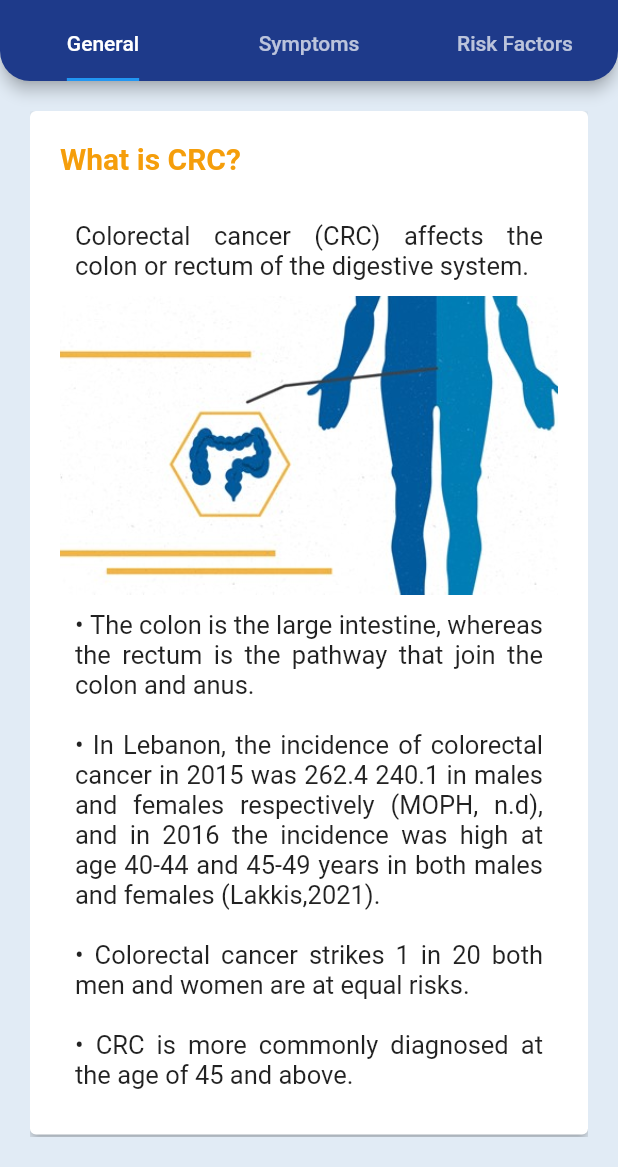
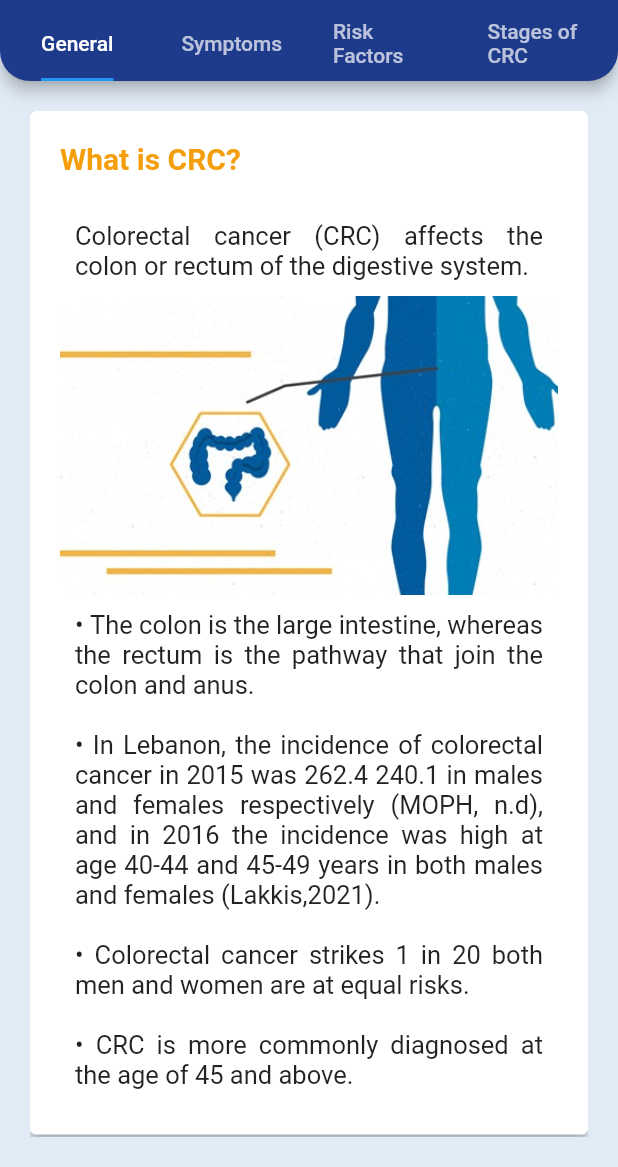
Before and after one commit to mohammed-ezzedine/said, a Flutter app: the Home widget shown alone on an empty page, opened directly, after a tap on "What is CRC?", on a phone screen of 412 x 824 dp, the part 69-1236 px from its top. Run offline on Flutter 3.47's test engine with Material 2 defaults, Android fonts, the phone set to English and light mode, and no system bars; our stand-ins replace shared_preferences, timelines; accounts and stored records are empty; generated files the repository leaves out were written again.

Commit message:
Icons added and home page front end updated

```diff
--- a/lib/l10n/app_ar.arb
+++ b/lib/l10n/app_ar.arb
@@ -1,4 +1,5 @@
 {
+    "getScreened": "اكشف عن سرطان الكولون و المستقيم",
     "about": "من نحن؟",
     "age": "العمر",
     "ageOption1": "18 \u2192 30 سنة",
--- a/lib/l10n/app_en.arb
+++ b/lib/l10n/app_en.arb
@@ -1,4 +1,4 @@
-{
+{   "getScreened": "#GetScreened",
     "about": "About Us",
     "age": "Age",
     "ageOption1": "18 \u2192 30 years old",
--- a/lib/pages/home.dart
+++ b/lib/pages/home.dart
@@ -8,6 +8,7 @@ import 'package:said/pages/prevention.dart';
 import 'package:said/pages/risk.dart';
 import 'package:said/pages/risks.dart';
 import 'package:said/pages/screening.dart';
+import 'package:said/pages/stages.dart';
 import 'package:said/pages/symptoms.dart';
 
 import './introduction.dart';
@@ -28,33 +29,87 @@ class _HomeState extends State<Home> {
         padding: EdgeInsets.all(20),
         child: ListView(
           children: [
-            Padding(
-              padding: EdgeInsets.only(bottom: 20),
-              child: Text(
-                AppLocalizations.of(context)!.greeting,
-                textAlign: TextAlign.center,
-                style: TextStyle(
-                  fontSize: 20,
-                  color: Color(0xFF1E3A8A),
+            Column(
+              children: [
+                Row(
+                  children: [
+                    Expanded(
+                        child: SaidCard(
+                      icon: "about.png",
+                      title: AppLocalizations.of(context)!.about,
+                      linkTo: Screening(),
+                      padRight: gapPadding / 2,
+                      backgroundColor: Color(0xFFF59E0B),
+                      textColor: Color.fromARGB(255, 255, 255, 255),
+                    ))
+                  ],
                 ),
-              ),
+                Row(
+                  children: [
+                    Expanded(
+                        child: SaidCard(
+                      icon: "crc.png",
+                      padLeft: gapPadding / 2,
+                      title: AppLocalizations.of(context)!.introduction,
+                      linkTo: IntroductionWidget(),
+                      hasTabs: true,
+                      tabsIcons: [
+                        Text(AppLocalizations.of(context)!.general),
+                        Text(AppLocalizations.of(context)!.symptomsTitle),
+                        Text(AppLocalizations.of(context)!.riskFactorsTitle),
+                        Text(AppLocalizations.of(context)!.stages)
+                      ],
+                      tabsBodies: [
+                        IntroductionWidget(),
+                        Symptoms(),
+                        RiskFactors(),
+                        Stages()
+                      ],
+                    ))
+                  ],
+                ),
+                Row(children: [
+                  Expanded(
+                      child: SaidCard(
+                    title: AppLocalizations.of(context)!.screeningImportance,
+                    linkTo: Screening(),
+                    icon: "important.png",
+                    backgroundColor: Color(0xFFF59E0B),
+                    textColor: Color.fromARGB(255, 255, 255, 255),
+                  )),
+                ]),
+                Row(children: [
+                  Expanded(
+                      child: SaidCard(
+                    title: "Prevention",
+                    linkTo: Prevention(),
+                    icon: "first-aid-kit.png",
+                    backgroundColor: Color.fromARGB(255, 255, 255, 255),
+                  )),
+                ]),
+                Row(
+                  children: [
+                    Expanded(
+                        child: SaidCard(
+                      backgroundColor: Color(0xFFF59E0B),
+                      textColor: Color.fromARGB(255, 255, 255, 255),
+                      title: AppLocalizations.of(context)!.communityRole,
+                      linkTo: Community(),
+                      icon: "community.png",
+                    )),
+                  ],
+                ),
+                Row(children: [
+                  Expanded(
+                      child: SaidCard(
+                    title: AppLocalizations.of(context)!.riskAmI,
+                    linkTo: Risk(),
+                    icon: "caution.png",
+                  ))
+                ]),
+              ],
             ),
-            Padding(
-                padding: EdgeInsets.only(bottom: 20),
-                child: TextButton(
-                  onPressed: () {
-                    Navigator.push(
-                        context,
-                        MaterialPageRoute(
-                            builder: (context) => SaidScaffold(
-                                  body: About(),
-                                  hasParent: true,
-                                )));
-                  },
-                  child: Image(
-                    image: AssetImage('assets/img/logo-dual.png'),
-                  ),
-                )),
+
             // Padding(
             //   padding: EdgeInsets.symmetric(vertical: 20),
             //   child: Text(
@@ -66,72 +121,6 @@ class _HomeState extends State<Home> {
             //     ),
             //   ),
             // ),
-            Padding(
-              padding: EdgeInsets.only(bottom: gapPadding),
-              child: Row(
-                children: [
-                  Expanded(
-                      child: SaidCard(
-                    title: AppLocalizations.of(context)!.introduction,
-                    linkTo: IntroductionWidget(),
-                    hasTabs: true,
-                    tabsIcons: [
-                      Text(AppLocalizations.of(context)!.general),
-                      Text(AppLocalizations.of(context)!.symptomsTitle),
-                      Text(AppLocalizations.of(context)!.riskFactorsTitle),
-                    ],
-                    tabsBodies: [
-                      IntroductionWidget(),
-                      Symptoms(),
-                      RiskFactors(),
-                    ],
-                  ))
-                ],
-              ),
-            ),
-            Row(
-              children: [
-                Expanded(
-                    child: SaidCard(
-                  title: AppLocalizations.of(context)!.screeningImportance,
-                  linkTo: Screening(),
-                  padRight: gapPadding / 2,
-                  backgroundColor: Color(0xFFF59E0B),
-                  textColor: Colors.white70,
-                  icon: 'virus.png',
-                )),
-                Expanded(
-                    child: SaidCard(
-                  title: AppLocalizations.of(context)!.prevention,
-                  linkTo: Prevention(),
-                  padLeft: gapPadding / 2,
-                  backgroundColor: Color(0xFFF59E0B),
-                  textColor: Colors.white70,
-                  icon: 'first-aid-kit.png',
-                ))
-              ],
-            ),
-            Padding(
-              padding: EdgeInsets.only(top: gapPadding),
-              child: Row(
-                children: [
-                  Expanded(
-                      child: SaidCard(
-                    title: AppLocalizations.of(context)!.communityRole,
-                    linkTo: Community(),
-                    padRight: gapPadding / 2,
-                    icon: 'community.png',
-                  )),
-                  Expanded(
-                      child: SaidCard(
-                    title: AppLocalizations.of(context)!.riskAmI,
-                    linkTo: Risk(),
-                    padLeft: gapPadding / 2,
-                    icon: 'caution.png',
-                  ))
-                ],
-              ),
-            )
           ],
         ));
   }
--- a/lib/pages/introduction.dart
+++ b/lib/pages/introduction.dart
@@ -5,7 +5,7 @@ import 'package:said/components/said-scaffold.dart';
 import 'package:said/pages/stages.dart';
 
 class IntroductionWidget extends StatefulWidget {
-  const IntroductionWidget({ Key? key }) : super(key: key);
+  const IntroductionWidget({Key? key}) : super(key: key);
 
   @override
   _IntroductionWidgetState createState() => _IntroductionWidgetState();
@@ -14,7 +14,6 @@ class IntroductionWidget extends StatefulWidget {
 class _IntroductionWidgetState extends State<IntroductionWidget> {
   @override
   Widget build(BuildContext context) {
-
     var messages = [
       AppLocalizations.of(context)!.key12,
       AppLocalizations.of(context)!.key13,
@@ -24,7 +23,7 @@ class _IntroductionWidgetState extends State<IntroductionWidget> {
 
     return Container(
       padding: EdgeInsets.all(20),
-      child: ListView (
+      child: ListView(
         children: [
           Card(
               elevation: 3,
@@ -36,15 +35,14 @@ class _IntroductionWidgetState extends State<IntroductionWidget> {
                   children: [
                     Padding(
                       padding: EdgeInsets.only(bottom: 20),
-                    child: Text(AppLocalizations.of(context)!.introduction,
+                      child: Text(
+                        AppLocalizations.of(context)!.introduction,
                         style: TextStyle(
                             fontSize: 20,
                             color: Color(0xFFF59E0B),
-                        fontWeight: FontWeight.bold
+                            fontWeight: FontWeight.bold),
                       ),
                     ),
-                  ),
-
                     Padding(
                       padding: EdgeInsets.all(10),
                       child: Text(
@@ -69,9 +67,7 @@ class _IntroductionWidgetState extends State<IntroductionWidget> {
                       ),
                   ],
                 ),
-            )
-          ),
-          SaidButton(child: Stages(), text: AppLocalizations.of(context)!.stages)
+              )),
         ],
       ),
     );
```
Also changed, not shown: lib/components/said-scaffold.dart (+10 -13 lines), assets/icons/about.png (added), assets/icons/crc.png (added), assets/icons/important.png (added), pubspec.lock, 3 other files. Lines whose indentation alone changed are shown as unchanged.
